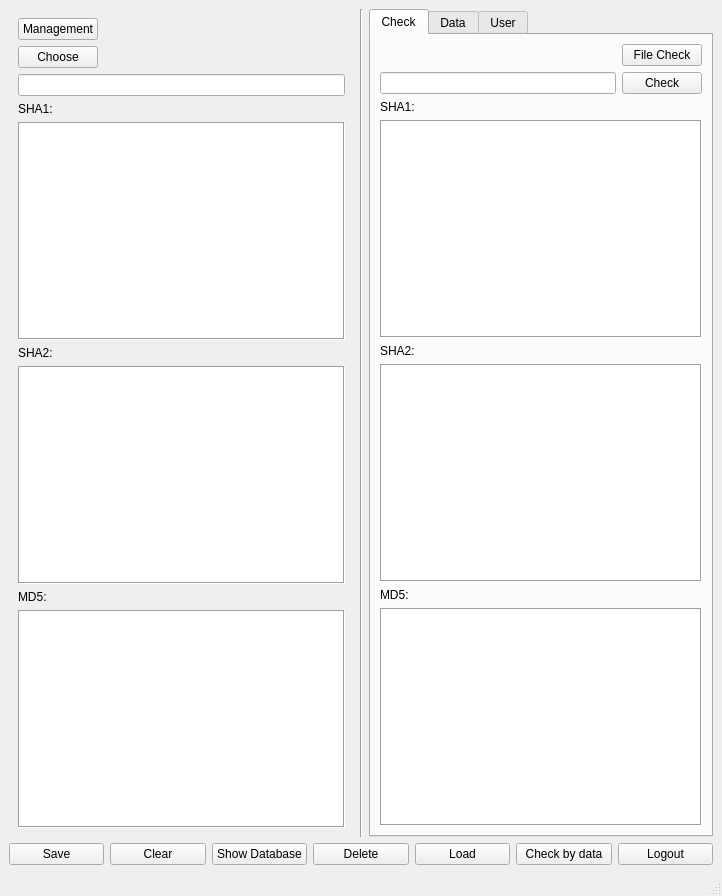
Before: the Qt Designer form check.ui in conbaodn/integrity, drawn with Qt 5.
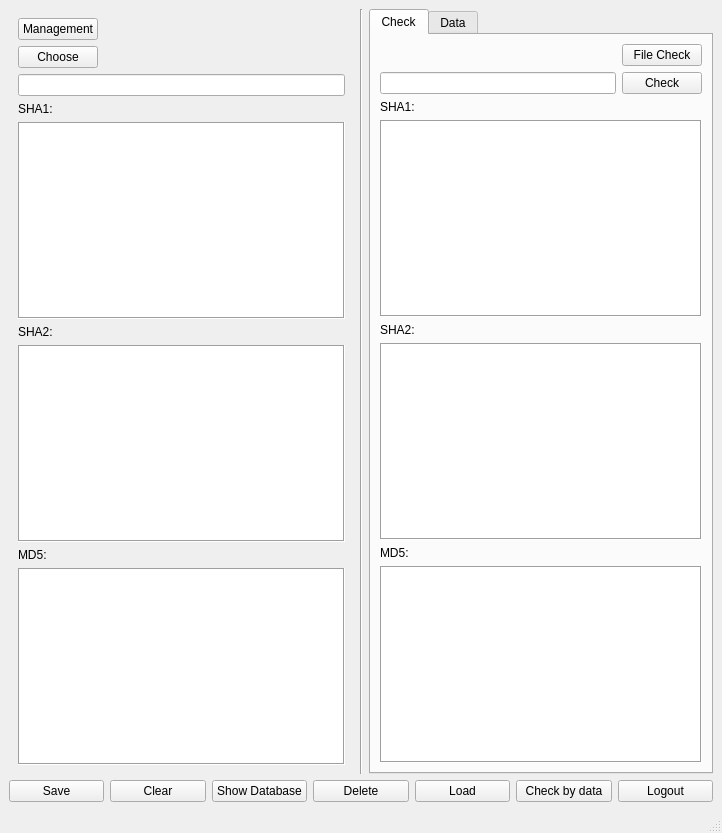
After: the same form once the commit is applied. The open tabs and pages were chosen to show the change.

What changed in the file:
```diff
--- a/check.ui
+++ b/check.ui
@@ -7,7 +7,7 @@
     <x>0</x>
     <y>0</y>
     <width>722</width>
-    <height>896</height>
+    <height>833</height>
    </rect>
   </property>
   <property name="windowTitle">
@@ -353,11 +353,6 @@
         </item>
        </layout>
       </widget>
-      <widget class="QWidget" name="tab_user">
-       <attribute name="title">
-        <string>User</string>
-       </attribute>
-      </widget>
      </widget>
     </item>
     <item row="1" column="0" colspan="3">
```
Left out of the diff: 252 changed lines with no effect on the pictures.
